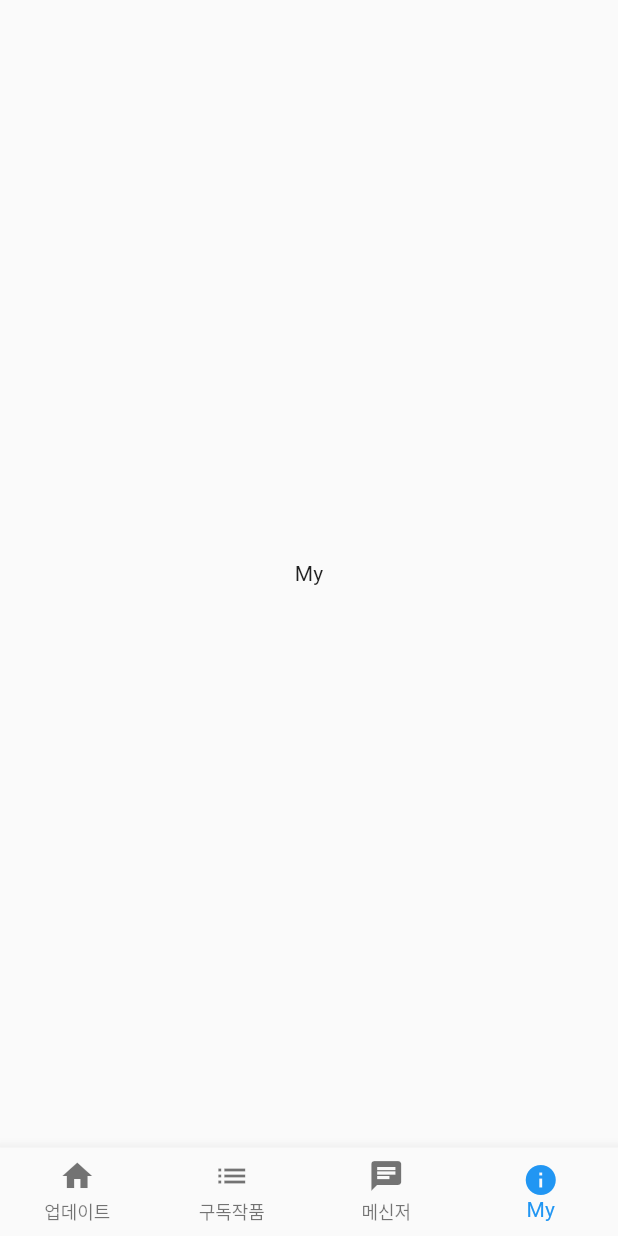
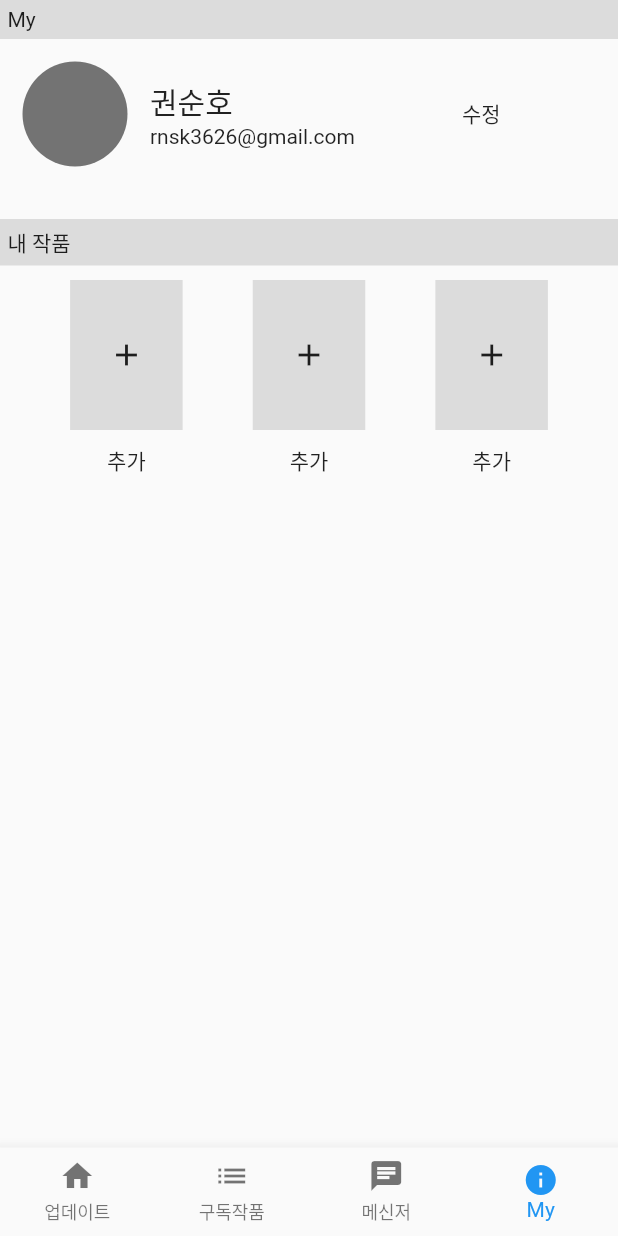
Before and after one commit to SKrns/modo, a Flutter app: the screen it shows after launch, item 4 of the bottom bar chosen, on a phone screen of 412 x 824 dp. Run offline on Flutter 3.47's test engine with Material 2 defaults, Android fonts, the phone set to English and light mode, and no system bars; our stand-ins replace cloud_firestore, firebase_core, firebase_storage, flutter_slidable, font_awesome_flutter; missing offline and left inert: quill_delta, zefyr; accounts and stored records are empty.

```diff
--- a/lib/routes.dart
+++ b/lib/routes.dart
@@ -4,8 +4,10 @@ import 'package:modo/ui/auth_page.dart';
 import 'package:modo/ui/tab_page.dart';
 import 'package:modo/ui/updateDetail_page.dart';
 import 'package:modo/ui/update_page.dart';
+import 'package:modo/ui/editor_page.dart';
 
 final routes = {
   '/': (BuildContext context) => TabPage(),
   '/detail': (BuildContext context) => DetailPage(),
+  '/edit': (BuildContext context) => EditorPage(),
 };
--- a/lib/ui/auth_page.dart
+++ b/lib/ui/auth_page.dart
@@ -77,7 +77,7 @@ class _AuthPageState extends State<AuthPage> {
                             child: Text("로그인",style: TextStyle(fontSize: 15.0,),),
                           ),
                           onPressed: () {
-                            Navigator.pushNamed(context, '/home');
+                            Navigator.pushReplacementNamed(context, '/home');
 //                          setState(() {
 //                            formVisible = true;
 //                            _formsIndex = 1;
--- /dev/null
+++ b/lib/ui/my_page.dart
@@ -0,0 +1,136 @@
+import 'package:flutter/material.dart';
+
+Widget _buildSectionTitle(String name) {
+  return Row(
+    children: <Widget>[
+      Expanded(
+        child: Container(
+          color: Colors.black12,
+          child: Padding(
+            padding: const EdgeInsets.all(5.0),
+            child: Text(name),
+          ),
+        ),
+      ),
+    ],
+  );
+}
+
+
+Widget _buildProfileBody() {
+
+  return Column(
+      children: <Widget>[
+        Row(
+          children: <Widget>[
+            Container(
+              width: 100,
+              height: 100,
+              child: Padding(
+                padding: const EdgeInsets.all(15.0),
+                child: CircleAvatar(
+                  backgroundColor: Colors.black54,
+                ),
+              ),
+            ),
+            Expanded(
+              flex: 2,
+              child: Column(
+                crossAxisAlignment: CrossAxisAlignment.start,
+                children: <Widget>[
+                  Text('권순호',style: TextStyle(fontSize: 20.0),),
+                  Text('rnsk3626@gmail.com'),
+                ],
+              )
+            ),
+            Expanded(
+              flex: 1,
+              child: Container(
+//                color: Colors.blueAccent,
+                child: Text('수정'),
+              ),
+            ),
+          ],
+        )
+
+      ],
+  );
+
+}
+
+Widget _buildMyWorks(BuildContext context) {
+  return Container(
+//    color: Colors.orangeAccent,
+    height: 150,
+    child: Row(
+      mainAxisAlignment: MainAxisAlignment.spaceEvenly,
+      children: <Widget>[
+        Column(
+          mainAxisAlignment: MainAxisAlignment.spaceEvenly,
+          children: <Widget>[
+            InkWell(
+              onTap: () => Navigator.pushNamed(context, '/edit'),
+              child: Container(
+                color: Colors.black12,
+                width: 75,
+                height: 100,
+                child: Icon(Icons.add)
+              ),
+            ),
+            Text('추가')
+          ],
+        ),
+//        Padding(padding: EdgeInsets.all(6.0)),
+        Column(
+          mainAxisAlignment: MainAxisAlignment.spaceEvenly,
+          children: <Widget>[
+            Container(
+                color: Colors.black12,
+                width: 75,
+                height: 100,
+                child: Icon(Icons.add)
+            ),
+            Text('추가')
+          ],
+        ),
+//        Padding(padding: EdgeInsets.all(6.0)),
+        Column(
+          mainAxisAlignment: MainAxisAlignment.spaceEvenly,
+          children: <Widget>[
+            Container(
+                color: Colors.black12,
+                width: 75,
+                height: 100,
+                child: Icon(Icons.add)
+            ),
+            Text('추가')
+          ],
+        ),
+      ],
+    ),
+  );
+}
+
+class MyPage extends StatefulWidget {
+  @override
+  _MyPageState createState() => _MyPageState();
+}
+
+class _MyPageState extends State<MyPage> {
+  @override
+  Widget build(BuildContext context) {
+    return Scaffold(
+      body: SafeArea(
+        child: Column(
+            children: <Widget>[
+              _buildSectionTitle('My'),
+              _buildProfileBody(),
+              Padding(padding: EdgeInsets.all(10.0)),
+              _buildSectionTitle('내 작품'),
+              _buildMyWorks(context),
+            ],
+        ),
+      ),
+    );
+  }
+}
--- a/lib/ui/tab_page.dart
+++ b/lib/ui/tab_page.dart
@@ -1,5 +1,7 @@
 import 'package:flutter/material.dart';
 import 'update_page.dart';
+import 'subscribe_page.dart';
+import 'my_page.dart';
 
 class TabPage extends StatefulWidget {
   @override
@@ -11,9 +13,9 @@ class _TabPageState extends State<TabPage> {
 
   List _pages = [
     UpdatePage(),
-    Text('구독작품'),
+    Text('hi'),
     Text('준비 중 입니다.'),
-    Text('My'),
+    MyPage(),
   ];
   @override
   Widget build(BuildContext context) {
--- a/lib/ui/updateDetail_page.dart
+++ b/lib/ui/updateDetail_page.dart
@@ -32,8 +32,8 @@ Widget _buildSeriesListCard(BuildContext context, DocumentSnapshot data) {
     height: 50,
     child: Column(
       children: <Widget>[
-        Text(record.title),
-        Divider()
+        Text(record.title + " " +record.date.toDate().toString()),
+        Divider(),
       ],
     ),
   );
--- a/pubspec.yaml
+++ b/pubspec.yaml
@@ -15,6 +15,10 @@ dependencies:
   firebase_core: ^0.4.4
   cloud_firestore: ^0.13.0+1
   flutter_slidable: "^0.5.4"
+  firebase_storage: ^3.1.5
+  sqflite: any
+  path_provider: any
+  zefyr: any
 
 dev_dependencies:
   flutter_test:
```
Also changed, not shown: lib/ui/editor_page.dart (added, +129 -0 lines), lib/ui/update_page.dart (+13 -4 lines), pubspec.lock.
